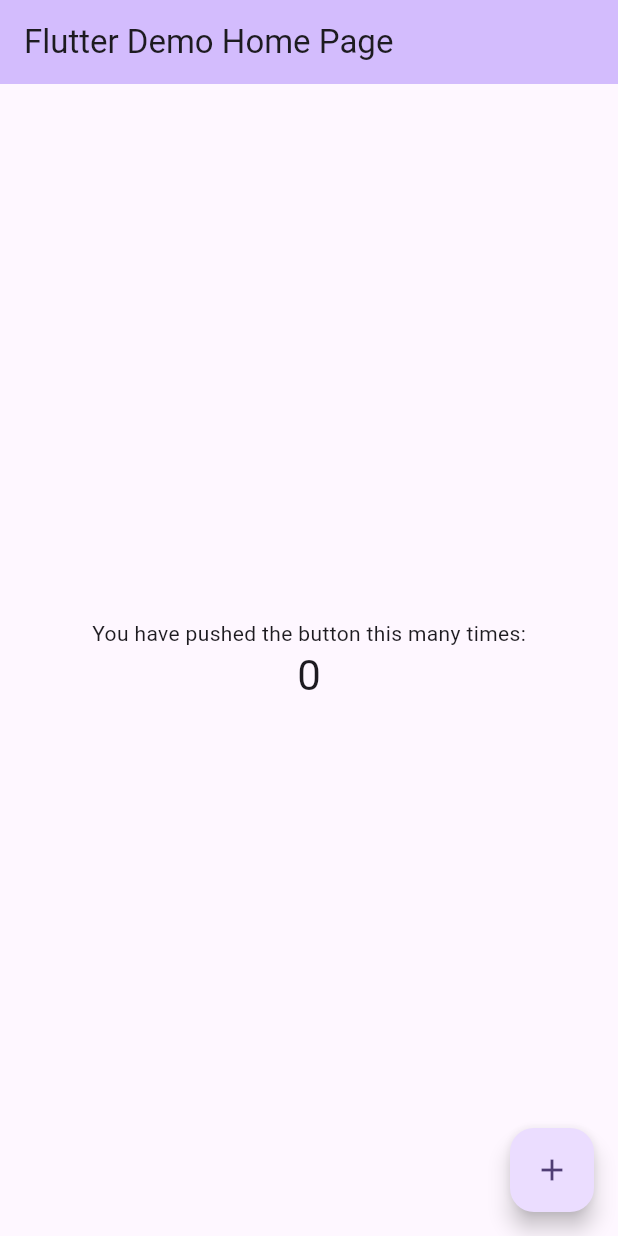
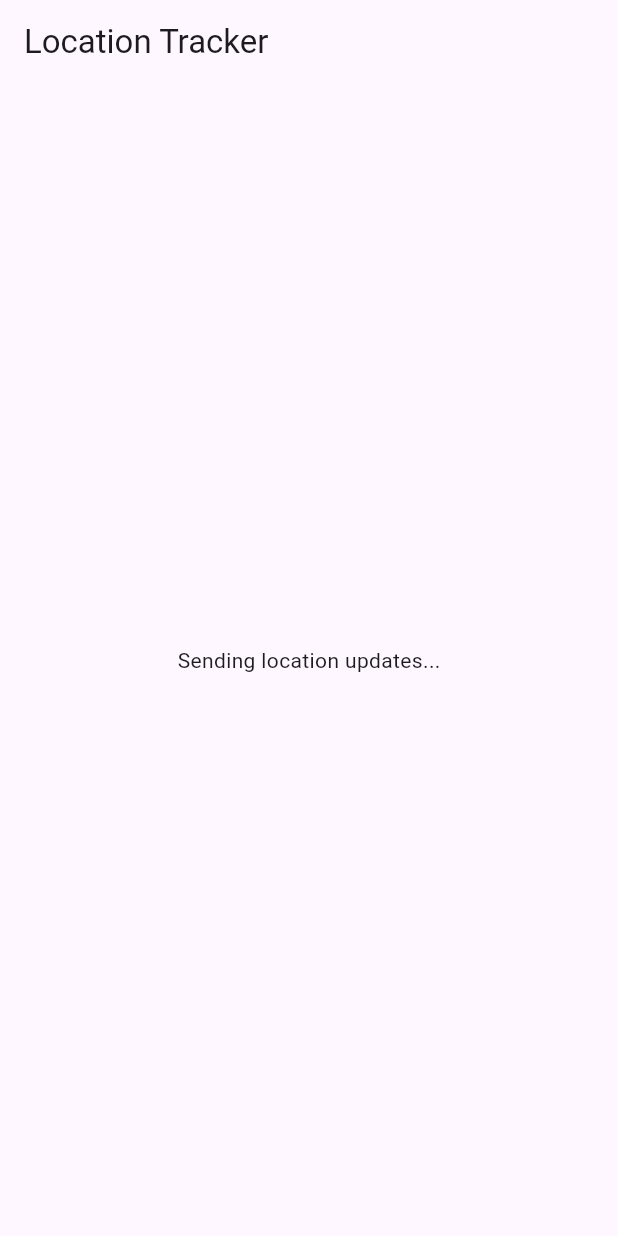
Before and after one commit to hasanisaeed/always-awake-flutter, a Flutter app: the screen it shows after launch, on a phone screen of 412 x 824 dp. Run offline on Flutter 3.47's test engine with Material 3 defaults, Android fonts, the phone set to English and light mode, and no system bars; our stand-ins replace location; statements that could not run were skipped.

Commit message:
feat: setup location page

```diff
--- a/lib/main.dart
+++ b/lib/main.dart
@@ -1,4 +1,6 @@
+import 'package:always_awake_flutter/socket_page.dart';
 import 'package:flutter/material.dart';
+import 'package:flutter/services.dart';
 
 void main() {
   runApp(const MyApp());
@@ -7,119 +9,20 @@
 class MyApp extends StatelessWidget {
   const MyApp({super.key});
 
-  // This widget is the root of your application.
   @override
   Widget build(BuildContext context) {
     return MaterialApp(
-      title: 'Flutter Demo',
+      debugShowCheckedModeBanner: false,
       theme: ThemeData(
-        // This is the theme of your application.
-        //
-        // TRY THIS: Try running your application with "flutter run". You'll see
-        // the application has a purple toolbar. Then, without quitting the app,
-        // try changing the seedColor in the colorScheme below to Colors.green
-        // and then invoke "hot reload" (save your changes or press the "hot
-        // reload" button in a Flutter-supported IDE, or press "r" if you used
-        // the command line to start the app).
-        //
-        // Notice that the counter didn't reset back to zero; the application
-        // state is not lost during the reload. To reset the state, use hot
-        // restart instead.
-        //
-        // This works for code too, not just values: Most code changes can be
-        // tested with just a hot reload.
-        colorScheme: ColorScheme.fromSeed(seedColor: Colors.deepPurple),
-        useMaterial3: true,
+        primaryColor: Colors.deepPurple,
+        primarySwatch: Colors.deepPurple,
+        appBarTheme: const AppBarTheme(
+          systemOverlayStyle:
+          SystemUiOverlayStyle(statusBarColor: Colors.transparent),
+        ),
       ),
-      home: const MyHomePage(title: 'Flutter Demo Home Page'),
+      title: 'WebSockets',
+      home:   const LocationPage(),
     );
   }
 }
-
-class MyHomePage extends StatefulWidget {
-  const MyHomePage({super.key, required this.title});
-
-  // This widget is the home page of your application. It is stateful, meaning
-  // that it has a State object (defined below) that contains fields that affect
-  // how it looks.
-
-  // This class is the configuration for the state. It holds the values (in this
-  // case the title) provided by the parent (in this case the App widget) and
-  // used by the build method of the State. Fields in a Widget subclass are
-  // always marked "final".
-
-  final String title;
-
-  @override
-  State<MyHomePage> createState() => _MyHomePageState();
-}
-
-class _MyHomePageState extends State<MyHomePage> {
-  int _counter = 0;
-
-  void _incrementCounter() {
-    setState(() {
-      // This call to setState tells the Flutter framework that something has
-      // changed in this State, which causes it to rerun the build method below
-      // so that the display can reflect the updated values. If we changed
-      // _counter without calling setState(), then the build method would not be
-      // called again, and so nothing would appear to happen.
-      _counter++;
-    });
-  }
-
-  @override
-  Widget build(BuildContext context) {
-    // This method is rerun every time setState is called, for instance as done
-    // by the _incrementCounter method above.
-    //
-    // The Flutter framework has been optimized to make rerunning build methods
-    // fast, so that you can just rebuild anything that needs updating rather
-    // than having to individually change instances of widgets.
-    return Scaffold(
-      appBar: AppBar(
-        // TRY THIS: Try changing the color here to a specific color (to
-        // Colors.amber, perhaps?) and trigger a hot reload to see the AppBar
-        // change color while the other colors stay the same.
-        backgroundColor: Theme.of(context).colorScheme.inversePrimary,
-        // Here we take the value from the MyHomePage object that was created by
-        // the App.build method, and use it to set our appbar title.
-        title: Text(widget.title),
-      ),
-      body: Center(
-        // Center is a layout widget. It takes a single child and positions it
-        // in the middle of the parent.
-        child: Column(
-          // Column is also a layout widget. It takes a list of children and
-          // arranges them vertically. By default, it sizes itself to fit its
-          // children horizontally, and tries to be as tall as its parent.
-          //
-          // Column has various properties to control how it sizes itself and
-          // how it positions its children. Here we use mainAxisAlignment to
-          // center the children vertically; the main axis here is the vertical
-          // axis because Columns are vertical (the cross axis would be
-          // horizontal).
-          //
-          // TRY THIS: Invoke "debug painting" (choose the "Toggle Debug Paint"
-          // action in the IDE, or press "p" in the console), to see the
-          // wireframe for each widget.
-          mainAxisAlignment: MainAxisAlignment.center,
-          children: <Widget>[
-            const Text(
-              'You have pushed the button this many times:',
-            ),
-            Text(
-              '$_counter',
-              style: Theme.of(context).textTheme.headlineMedium,
-            ),
-          ],
-        ),
-      ),
-      floatingActionButton: FloatingActionButton(
-        onPressed: _incrementCounter,
-        tooltip: 'Increment',
-        child: const Icon(Icons.add),
-      ), // This trailing comma makes auto-formatting nicer for build methods.
-    );
-  }
-}
--- /dev/null
+++ b/lib/socket_page.dart
@@ -0,0 +1,78 @@
+import 'package:flutter/material.dart';
+import 'dart:convert';
+import 'package:location/location.dart';
+import 'websocket.dart';
+
+class LocationPage extends StatefulWidget {
+  const LocationPage({super.key});
+
+  @override
+  State<LocationPage> createState() => _LocationPageState();
+}
+
+class _LocationPageState extends State<LocationPage> {
+  late Websocket websocket;
+  Location location = Location();
+
+  void startSendingLocation() async {
+    bool serviceEnabled;
+    PermissionStatus permissionGranted;
+
+    // Check if location service is enabled
+    serviceEnabled = await location.serviceEnabled();
+    if (!serviceEnabled) {
+      serviceEnabled = await location.requestService();
+      if (!serviceEnabled) {
+        return;
+      }
+    }
+
+    // Check if permission is granted
+    permissionGranted = await location.hasPermission();
+    if (permissionGranted == PermissionStatus.denied) {
+      permissionGranted = await location.requestPermission();
+      if (permissionGranted != PermissionStatus.granted) {
+        return;
+      }
+    }
+
+    // Listen for location changes and send them to the server
+    location.onLocationChanged.listen((LocationData currentLocation) {
+      // Create a message with the current location
+      Map<String, dynamic> locationMessage = {
+        'latitude': currentLocation.latitude,
+        'longitude': currentLocation.longitude,
+      };
+
+      // Convert the message to JSON and send it
+      websocket.sendMessage(json.encode(locationMessage));
+    });
+  }
+
+  @override
+  void initState() {
+    super.initState();
+    // Initialize your websocket connection
+    websocket = Websocket(path: 'ws/location');
+    // Start sending location after establishing a connection
+    startSendingLocation();
+  }
+
+  @override
+  void dispose() {
+    websocket.disconnect();
+    super.dispose();
+  }
+
+  @override
+  Widget build(BuildContext context) {
+    return Scaffold(
+      appBar: AppBar(
+        title: Text("Location Tracker"),
+      ),
+      body: Center(
+        child: Text("Sending location updates..."),
+      ),
+    );
+  }
+}
```
